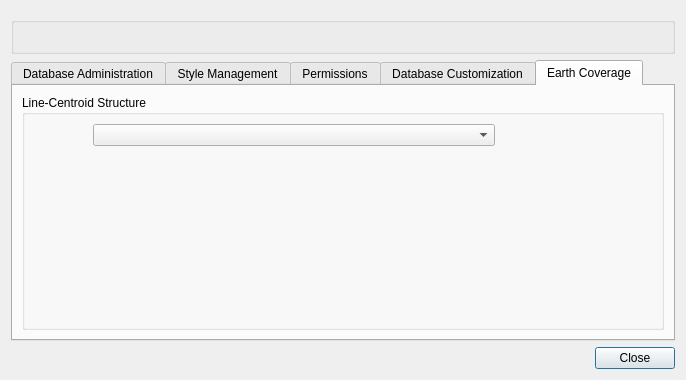
dsgoficial/DsgTools, file ServerTools/batchDbManager.ui: the form before one commit.
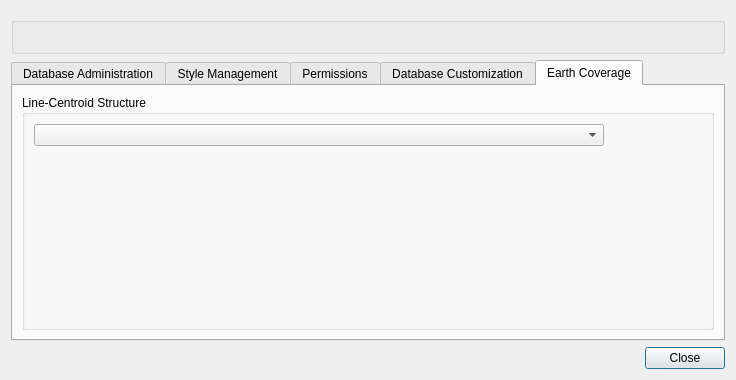
The form after the commit. The open tabs and pages were chosen to show the change. Custom widgets are drawn as their Qt base class.

```diff
--- a/ServerTools/batchDbManager.ui
+++ b/ServerTools/batchDbManager.ui
@@ -6,7 +6,7 @@
    <rect>
     <x>0</x>
     <y>0</y>
-    <width>686</width>
+    <width>736</width>
     <height>380</height>
    </rect>
   </property>
@@ -98,8 +98,8 @@
      </property>
      <property name="maximumSize">
       <size>
-       <width>5000</width>
-       <height>5000</height>
+       <width>500000</width>
+       <height>500000</height>
       </size>
      </property>
      <property name="currentIndex">
@@ -381,8 +381,8 @@
             </property>
             <property name="maximumSize">
              <size>
-              <width>500</width>
-              <height>500</height>
+              <width>50000</width>
+              <height>50000</height>
              </size>
             </property>
            </widget>
```
Left out of the diff: 2 changed lines with no effect on the pictures.
